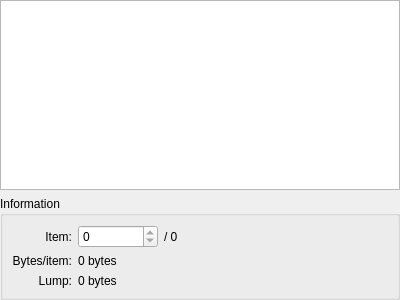
First picture: the form in src/widgets/structlumpviewwidget.ui, repository noodlecollie/bspanalyser, before the edit.
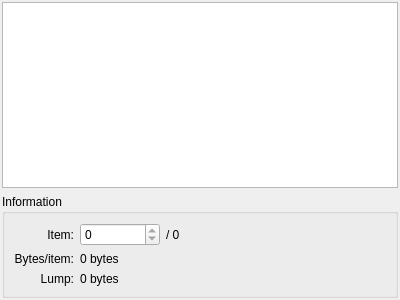
Second picture: the form after the edit. Custom widgets are drawn as their Qt base class.

```diff
--- a/src/widgets/structlumpviewwidget.ui
+++ b/src/widgets/structlumpviewwidget.ui
@@ -15,16 +15,16 @@
   </property>
   <layout class="QVBoxLayout" name="verticalLayout_2">
    <property name="leftMargin">
-    <number>0</number>
+    <number>2</number>
    </property>
    <property name="topMargin">
-    <number>0</number>
+    <number>2</number>
    </property>
    <property name="rightMargin">
-    <number>0</number>
+    <number>2</number>
    </property>
    <property name="bottomMargin">
-    <number>0</number>
+    <number>2</number>
    </property>
    <item>
     <widget class="QTableWidget" name="memberTable">
```
